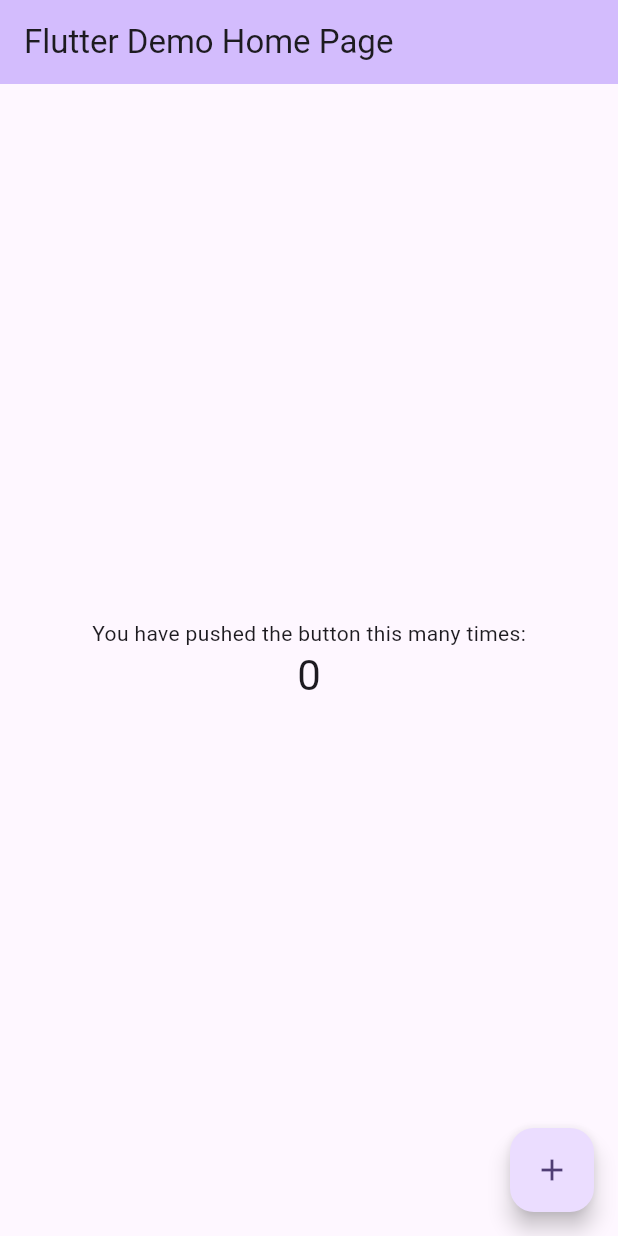
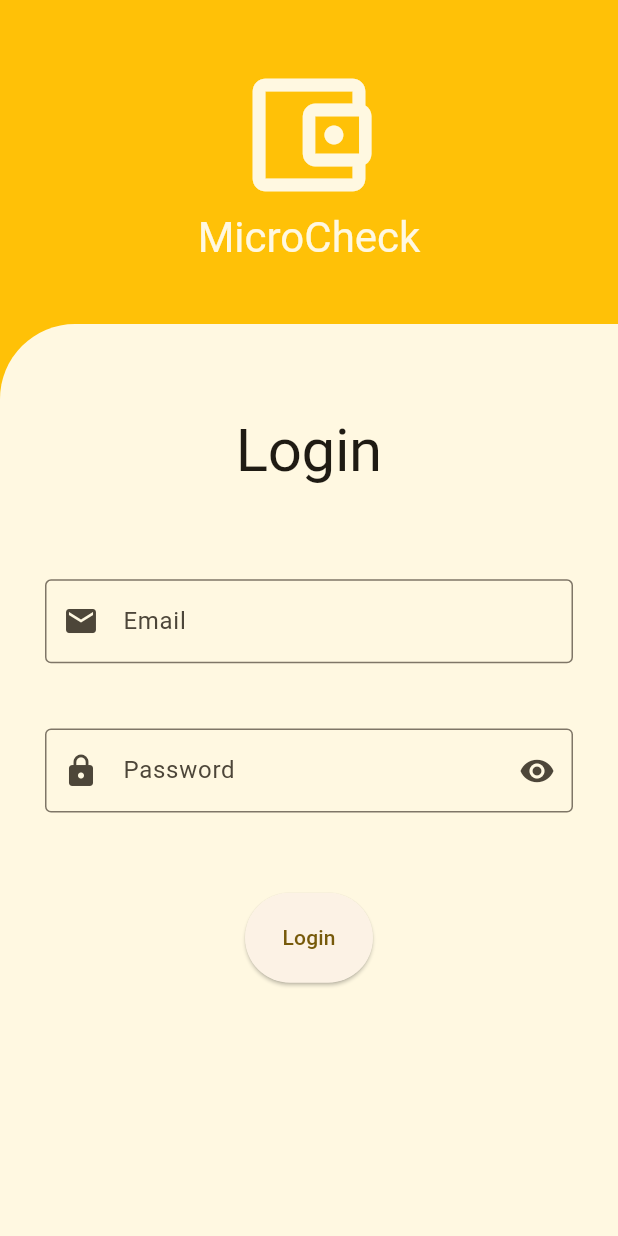
Before and after one commit to FrancisSimple/microcheck, a Flutter app: the screen it shows after launch, on a phone screen of 412 x 824 dp. Run offline on Flutter 3.47's test engine with Material 3 defaults, Android fonts, the phone set to English and light mode, and no system bars; our stand-ins replace firebase_core; accounts and stored records are empty.

Commit message:
added initial pages

```diff
--- /dev/null
+++ b/microchek_app/lib/login.dart
@@ -0,0 +1,189 @@
+// login.dart
+// ignore_for_file: prefer_const_constructors
+
+import 'package:flutter/material.dart';
+import 'package:microchek_app/home.dart';
+
+class LoginPage extends StatefulWidget {
+  const LoginPage({super.key});
+
+  @override
+  State<LoginPage> createState() => _LoginPageState();
+}
+
+class _LoginPageState extends State<LoginPage> {
+  final _formKey = GlobalKey<FormState>();
+  final TextEditingController _emailController = TextEditingController();
+  final TextEditingController _passwordController = TextEditingController();
+  bool _obscurePassword = true;
+
+  void _handleLogin() {
+    if (_formKey.currentState!.validate()) {
+      // Perform login logic (e.g., authenticate user)
+      Navigator.of(context).pushReplacement(MaterialPageRoute(
+        builder: (context) => GhanaCardValidationPage(),
+      ));
+      ScaffoldMessenger.of(context).showSnackBar(
+        SnackBar(content: Text('Logging in...')),
+      );
+    }
+  }
+
+  @override
+  Widget build(BuildContext context) {
+    return Scaffold(
+      backgroundColor: Colors.amber,
+      body: Column(
+        mainAxisAlignment: MainAxisAlignment.center,
+        children: [
+          Padding(
+            padding: const EdgeInsets.symmetric(
+              vertical: 40.0,
+              horizontal: 10,
+            ),
+            child: Column(
+              mainAxisAlignment: MainAxisAlignment.center,
+              children: [
+                Icon(
+                  Icons.account_balance_wallet_outlined,
+                  size: 100,
+                  color: Colors.amber[50],
+                ),
+                Text(
+                  "MicroCheck",
+                  style: Theme.of(context).textTheme.headlineMedium?.copyWith(
+                        color: Colors.amber[50],
+                      ),
+                ),
+              ],
+            ),
+          ),
+          Expanded(
+            child: Container(
+              decoration: BoxDecoration(
+                color: Colors.amber[50],
+                borderRadius: BorderRadius.only(
+                  topLeft: Radius.circular(50),
+                  // topRight: Radius.circular(50),
+                ),
+              ),
+              child: Form(
+                autovalidateMode: AutovalidateMode.onUnfocus,
+                key: _formKey,
+                child: ListView(
+                  padding: const EdgeInsets.symmetric(
+                    horizontal: 30.0,
+                    vertical: 50,
+                  ),
+                  children: [
+                    SizedBox(
+                      height: 0.6 * MediaQuery.sizeOf(context).height,
+                      child: Column(
+                        mainAxisAlignment: MainAxisAlignment.spaceAround,
+                        mainAxisSize: MainAxisSize.min,
+                        children: [
+                          Center(
+                            child: Padding(
+                              padding: const EdgeInsets.only(bottom: 30.0),
+                              child: Text(
+                                "Login",
+                                style: Theme.of(context)
+                                    .textTheme
+                                    .displayLarge
+                                    ?.copyWith(fontSize: 40),
+                              ),
+                            ),
+                          ),
+                          Padding(
+                            padding: const EdgeInsets.symmetric(vertical: 10.0),
+                            child: TextFormField(
+                              controller: _emailController,
+                              keyboardType: TextInputType.emailAddress,
+                              decoration: InputDecoration(
+                                labelText: "Email",
+                                hintText: "Enter your email",
+                                border: OutlineInputBorder(),
+                                prefixIcon: Icon(Icons.email),
+                              ),
+                              validator: (value) {
+                                if (value == null || value.isEmpty) {
+                                  return 'Please enter your email';
+                                } else if (!RegExp(r'\S+@\S+\.\S+')
+                                    .hasMatch(value)) {
+                                  return 'Please enter a valid email address';
+                                }
+                                return null;
+                              },
+                            ),
+                          ),
+                          Padding(
+                            padding: const EdgeInsets.symmetric(vertical: 10.0),
+                            child: TextFormField(
+                              controller: _passwordController,
+                              obscureText: _obscurePassword,
+                              keyboardType: TextInputType.visiblePassword,
+                              decoration: InputDecoration(
+                                labelText: "Password",
+                                hintText: "Enter your password",
+                                border: OutlineInputBorder(),
+                                prefixIcon: Icon(Icons.lock),
+                                suffixIcon: IconButton(
+                                  icon: Icon(
+                                    _obscurePassword
+                                        ? Icons.visibility
+                                        : Icons.visibility_off,
+                                  ),
+                                  onPressed: () {
+                                    setState(() {
+                                      _obscurePassword = !_obscurePassword;
+                                    });
+                                  },
+                                ),
+                              ),
+                              validator: (value) {
+                                if (value == null || value.isEmpty) {
+                                  return 'Please enter your password';
+                                } else if (value.length < 6) {
+                                  return 'Password must be at least 6 characters long';
+                                }
+                                return null;
+                              },
+                            ),
+                          ),
+                          Padding(
+                            padding: const EdgeInsets.symmetric(vertical: 20.0),
+                            child: ElevatedButton(
+                              onPressed: _handleLogin,
+                              style: ElevatedButton.styleFrom(
+                                padding: EdgeInsets.symmetric(vertical: 15.0),
+                                shape: RoundedRectangleBorder(
+                                  borderRadius: BorderRadius.circular(30.0),
+                                ),
+                              ),
+                              child: Container(
+                                child: Text(
+                                  "Login",
+                                ),
+                                margin: EdgeInsets.symmetric(
+                                  vertical: 5,
+                                  horizontal: 25,
+                                ),
+                              ),
+                            ),
+                          ),
+                          SizedBox(
+                            height: 50,
+                          ),
+                        ],
+                      ),
+                    ),
+                  ],
+                ),
+              ),
+            ),
+          ),
+        ],
+      ),
+    );
+  }
+}
--- a/microchek_app/lib/main.dart
+++ b/microchek_app/lib/main.dart
@@ -1,4 +1,6 @@
+// main.dart
 import 'package:flutter/material.dart';
+import 'package:microchek_app/login.dart';
 
 void main() {
   runApp(const MyApp());
@@ -12,6 +14,7 @@ class MyApp extends StatelessWidget {
   Widget build(BuildContext context) {
     return MaterialApp(
       title: 'Flutter Demo',
+      debugShowCheckedModeBanner: false,
       theme: ThemeData(
         // This is the theme of your application.
         //
@@ -28,98 +31,10 @@ class MyApp extends StatelessWidget {
         //
         // This works for code too, not just values: Most code changes can be
         // tested with just a hot reload.
-        colorScheme: ColorScheme.fromSeed(seedColor: Colors.deepPurple),
+        colorScheme: ColorScheme.fromSeed(seedColor: Colors.amber),
         useMaterial3: true,
       ),
-      home: const MyHomePage(title: 'Flutter Demo Home Page'),
+      home: const LoginPage(),
     );
   }
 }
-
-class MyHomePage extends StatefulWidget {
-  const MyHomePage({super.key, required this.title});
-
-  // This widget is the home page of your application. It is stateful, meaning
-  // that it has a State object (defined below) that contains fields that affect
-  // how it looks.
-
-  // This class is the configuration for the state. It holds the values (in this
-  // case the title) provided by the parent (in this case the App widget) and
-  // used by the build method of the State. Fields in a Widget subclass are
-  // always marked "final".
-
-  final String title;
-
-  @override
-  State<MyHomePage> createState() => _MyHomePageState();
-}
-
-class _MyHomePageState extends State<MyHomePage> {
-  int _counter = 0;
-
-  void _incrementCounter() {
-    setState(() {
-      // This call to setState tells the Flutter framework that something has
-      // changed in this State, which causes it to rerun the build method below
-      // so that the display can reflect the updated values. If we changed
-      // _counter without calling setState(), then the build method would not be
-      // called again, and so nothing would appear to happen.
-      _counter++;
-    });
-  }
-
-  @override
-  Widget build(BuildContext context) {
-    // This method is rerun every time setState is called, for instance as done
-    // by the _incrementCounter method above.
-    //
-    // The Flutter framework has been optimized to make rerunning build methods
-    // fast, so that you can just rebuild anything that needs updating rather
-    // than having to individually change instances of widgets.
-    return Scaffold(
-      appBar: AppBar(
-        // TRY THIS: Try changing the color here to a specific color (to
-        // Colors.amber, perhaps?) and trigger a hot reload to see the AppBar
-        // change color while the other colors stay the same.
-        backgroundColor: Theme.of(context).colorScheme.inversePrimary,
-        // Here we take the value from the MyHomePage object that was created by
-        // the App.build method, and use it to set our appbar title.
-        title: Text(widget.title),
-      ),
-      body: Center(
-        // Center is a layout widget. It takes a single child and positions it
-        // in the middle of the parent.
-        child: Column(
-          // Column is also a layout widget. It takes a list of children and
-          // arranges them vertically. By default, it sizes itself to fit its
-          // children horizontally, and tries to be as tall as its parent.
-          //
-          // Column has various properties to control how it sizes itself and
-          // how it positions its children. Here we use mainAxisAlignment to
-          // center the children vertically; the main axis here is the vertical
-          // axis because Columns are vertical (the cross axis would be
-          // horizontal).
-          //
-          // TRY THIS: Invoke "debug painting" (choose the "Toggle Debug Paint"
-          // action in the IDE, or press "p" in the console), to see the
-          // wireframe for each widget.
-          mainAxisAlignment: MainAxisAlignment.center,
-          children: <Widget>[
-            const Text(
-              'You have pushed the button this many times:',
-            ),
-            Text(
-              '$_counter',
-              style: Theme.of(context).textTheme.headlineMedium,
-            ),
-          ],
-        ),
-      ),
-      floatingActionButton: FloatingActionButton(
-        onPressed: _incrementCounter,
-        tooltip: 'Increment',
-        child: const Icon(Icons.add),
-      ), // This trailing comma makes auto-formatting nicer for build methods.
-    );
-  }
-}
--- a/microchek_app/pubspec.yaml
+++ b/microchek_app/pubspec.yaml
@@ -35,6 +35,7 @@ dependencies:
   # The following adds the Cupertino Icons font to your application.
   # Use with the CupertinoIcons class for iOS style icons.
   cupertino_icons: ^1.0.6
+  firebase_core: ^3.4.0
 
 dev_dependencies:
   flutter_test:
```
Also changed, not shown: microchek_app/lib/home.dart (added, +104 -0 lines), microchek_app/lib/signup.dart (added, +215 -0 lines), microchek_app/lib/utils/drawer.dart (added, +90 -0 lines), microchek_app/pubspec.lock, 5 other files.
